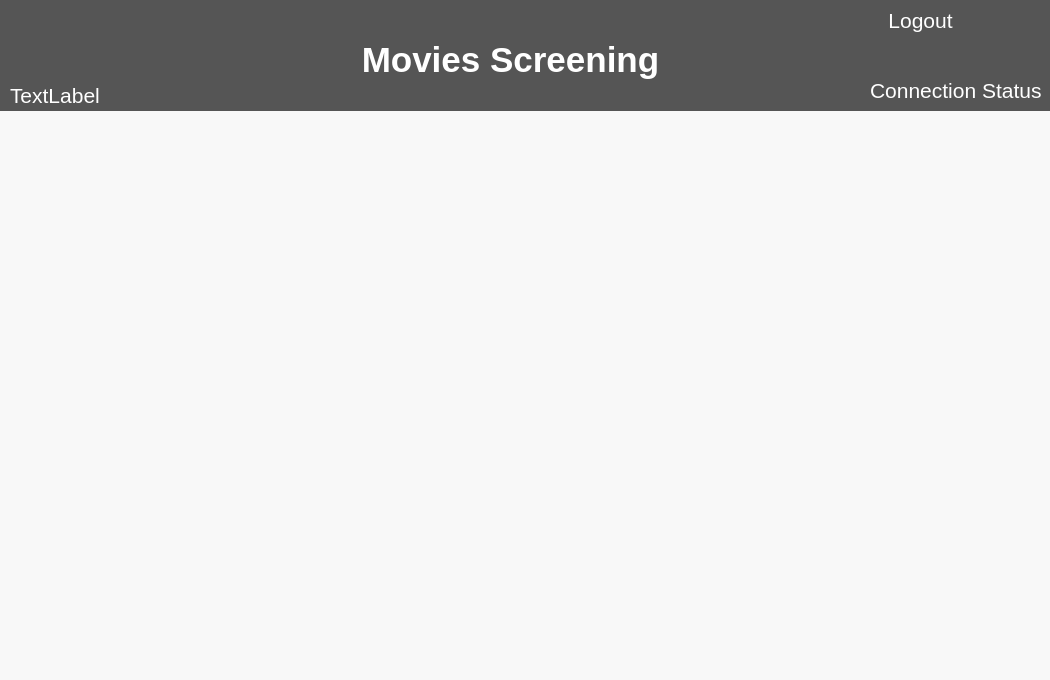
The window that QT/learn.ui (LuciaCG/Bluebird) describes before a commit, drawn with Qt 5.
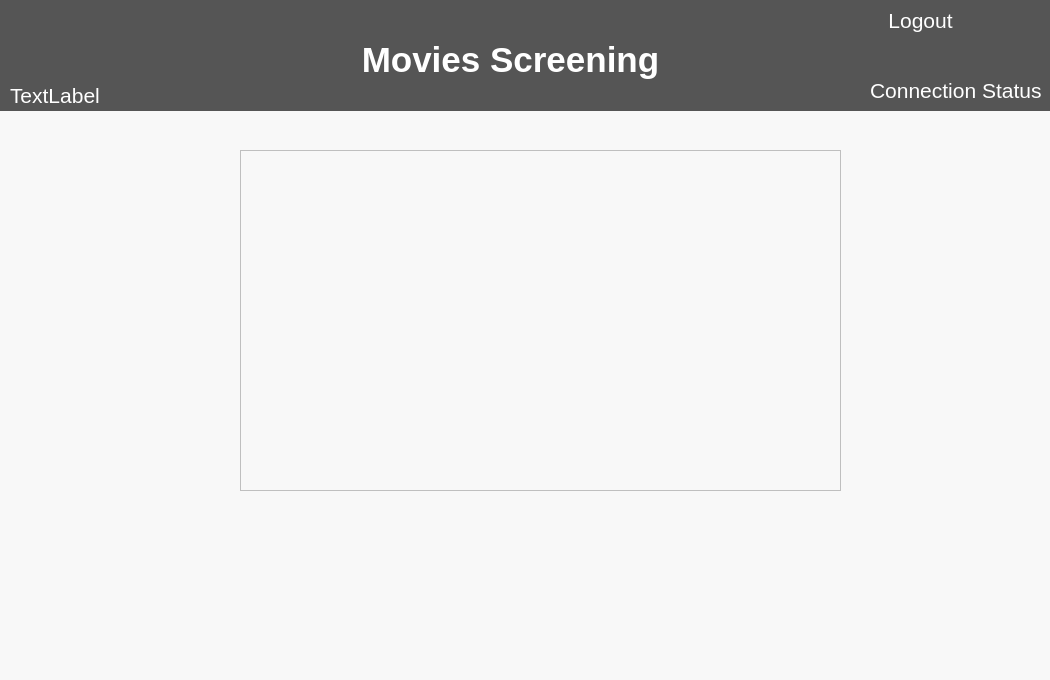
The same window after the commit.

```diff
--- a/QT/learn.ui
+++ b/QT/learn.ui
@@ -131,6 +131,19 @@
      </property>
     </widget>
    </widget>
+   <widget class="QTableView" name="tableView2">
+    <property name="geometry">
+     <rect>
+      <x>240</x>
+      <y>150</y>
+      <width>601</width>
+      <height>341</height>
+     </rect>
+    </property>
+    <attribute name="verticalHeaderVisible">
+     <bool>false</bool>
+    </attribute>
+   </widget>
   </widget>
  </widget>
  <resources/>
```
